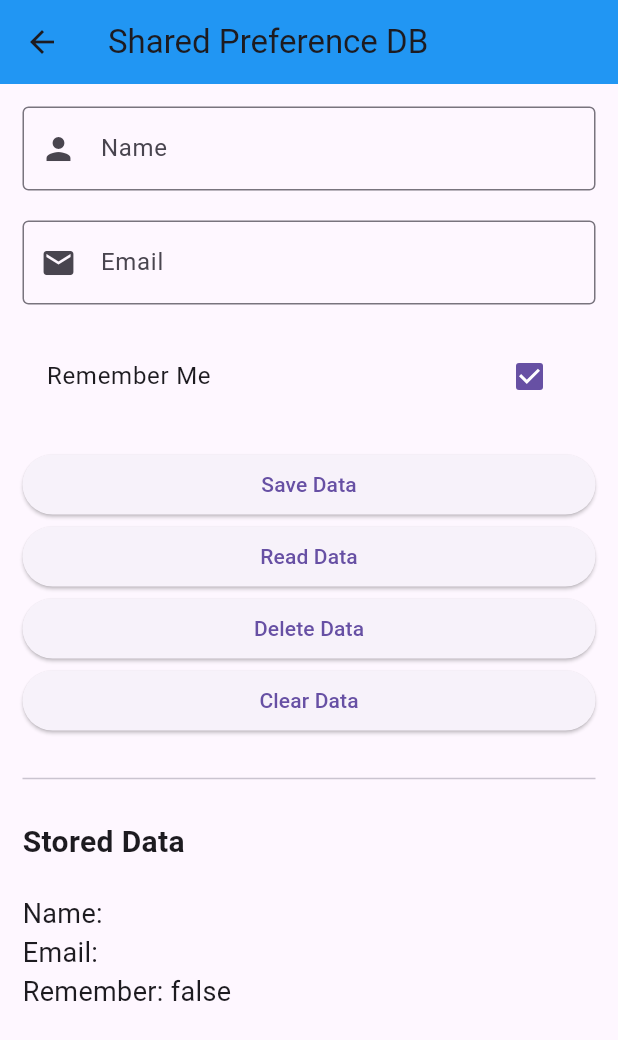
After one commit to pankkap/Flutter_Jovac2026, a Flutter app: the SharedPreferenceDemo screen opened directly, after a tap on "Remember Me", on a phone screen of 412 x 824 dp. The commit adds this screen. Shown: the top 1040 px of the screen. Run offline on Flutter 3.47's test engine with Material 3 defaults, Android fonts, the phone set to English and light mode, and no system bars; our stand-ins replace file_picker, flutter_rating_bar, google_fonts, hive, hive_flutter, shared_preferences and 1 more; missing offline and left inert: flutter_inappwebview, my_app; accounts and stored records are empty; statements that could not run were skipped.

Commit message:
sharedPreferences, Hive Database

```diff
--- /dev/null
+++ b/my_app/lib/screens/Databases/shared_preferences.dart
@@ -0,0 +1,129 @@
+import 'package:flutter/material.dart';
+import 'package:shared_preferences/shared_preferences.dart';
+
+class SharedPreferenceDemo extends StatefulWidget {
+  const SharedPreferenceDemo({super.key});
+
+  @override
+  State<SharedPreferenceDemo> createState() => _SharedPreferenceDemoState();
+}
+
+class _SharedPreferenceDemoState extends State<SharedPreferenceDemo> {
+  final TextEditingController nameController = TextEditingController();
+  final TextEditingController emailController = TextEditingController();
+  bool isRemember = false;
+  String displayData = "No Saved data";
+
+  @override
+  void initState()
+  {
+    super.initState();
+    loadData();     // It acts as Read operation that read data from SharedPreferences (plugin/LocalStorage)
+  }
+  @override
+  Widget build(BuildContext context) {
+    return Scaffold(
+      appBar: AppBar(
+        title: Text("Shared Preference DB"),
+        backgroundColor: Colors.blue,
+      ),
+      body: Padding(
+        padding: const EdgeInsets.all(15.0),
+        child: ListView(
+          children: [
+            TextField(
+              controller: nameController,
+              decoration: InputDecoration(
+                labelText: "Name",
+                border: OutlineInputBorder(),
+                prefixIcon: Icon(Icons.person)
+              ),
+            ),
+            SizedBox(height: 20,),
+            TextField(
+              controller: emailController,
+              decoration: InputDecoration(
+                labelText: "Email",
+                border: OutlineInputBorder(),
+                prefixIcon: Icon(Icons.email)
+              ),
+            ),
+            SizedBox(height: 20,),
+            CheckboxListTile(
+              title: Text("Remember Me"),
+              value: isRemember, onChanged: (value){
+                setState(() {
+                  isRemember = value!;
+                });
+              }
+              ),
+              SizedBox(height: 20,),
+              ElevatedButton(onPressed: saveData, child:Text("Save Data")),
+              ElevatedButton(onPressed: loadData, child:Text("Read Data")),
+              ElevatedButton(onPressed: deleteData, child:Text("Delete Data")),
+              ElevatedButton(onPressed: clearAll, child:Text("Clear Data")),
+              SizedBox(height: 20,),
+              Divider(),
+              SizedBox(height: 20,),
+              Text("Stored Data",
+              style: TextStyle(fontSize: 20, fontWeight: FontWeight.bold),),
+              SizedBox(height: 20,),
+              Text(displayData,
+              style: TextStyle(fontSize: 18,),)
+          ],
+        ),
+      ),
+    );
+  }
+
+  Future<void> saveData() async{
+    SharedPreferences prefs = await SharedPreferences.getInstance();
+    await prefs.setString("name", nameController.text);
+    await prefs.setString("email", emailController.text);
+    await prefs.setBool("remember", isRemember);
+    print("Data Saved");
+    ScaffoldMessenger.of(context).showSnackBar(
+      SnackBar(content: Text("Data Saved"))
+    );
+     setState(() {
+       nameController.text = "";
+       emailController.text = "";
+       isRemember = false;
+     });
+  }
+
+  Future<void> loadData() async{
+     SharedPreferences prefs = await SharedPreferences.getInstance();
+
+     setState(() {
+
+       displayData =
+       '''
+Name: ${prefs.getString("name")?? "NA"}
+Email: ${prefs.getString("email")?? "NA"}
+Remember: ${prefs.getBool("remember")?? false}
+
+''';
+     });
+     print("Data Loaded");
+  }
+
+  Future<void> deleteData() async{
+     SharedPreferences prefs = await SharedPreferences.getInstance();
+     await prefs.remove("name");
+
+     print("Name Data Deleted");
+     loadData();
+  }
+
+  Future<void> clearAll() async{
+     SharedPreferences prefs = await SharedPreferences.getInstance();
+     await prefs.remove("name");
+     await prefs.remove("email");
+     await prefs.remove("remember");
+     print("Data Removed Completely");
+     loadData();
+  }
+
+
+}
--- a/my_app/pubspec.yaml
+++ b/my_app/pubspec.yaml
@@ -39,6 +39,11 @@
     flutter_rating_bar: ^4.0.1
     google_fonts: ^6.3.2
     flutter_inappwebview: ^6.1.5
+    shared_preferences: ^2.5.3
+    hive: ^2.2.3
+    hive_flutter: ^1.1.0
+
+
 
   dev_dependencies:
     flutter_test:
```
Also changed, not shown: my_app/lib/main.dart (+14 -4 lines), my_app/lib/screens/Databases/hive_database.dart (added, +94 -0 lines), my_app/lib/screens/UIWidgets/ImportandWIdgets/all_pickers.dart (+4 -26 lines), my_app/lib/screens/UIWidgets/ImportandWIdgets/web_view.dart (+5 -5 lines), my_app/pubspec.lock, 1 other file.
